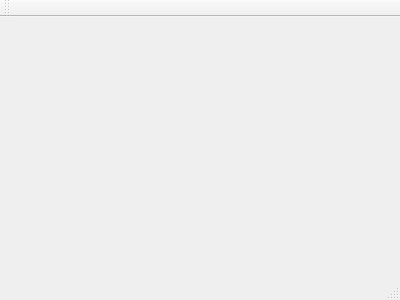
The window that KeyBackup/mainwindow.ui (trumpton/AccessibleApps) describes before a commit, drawn with Qt 5.
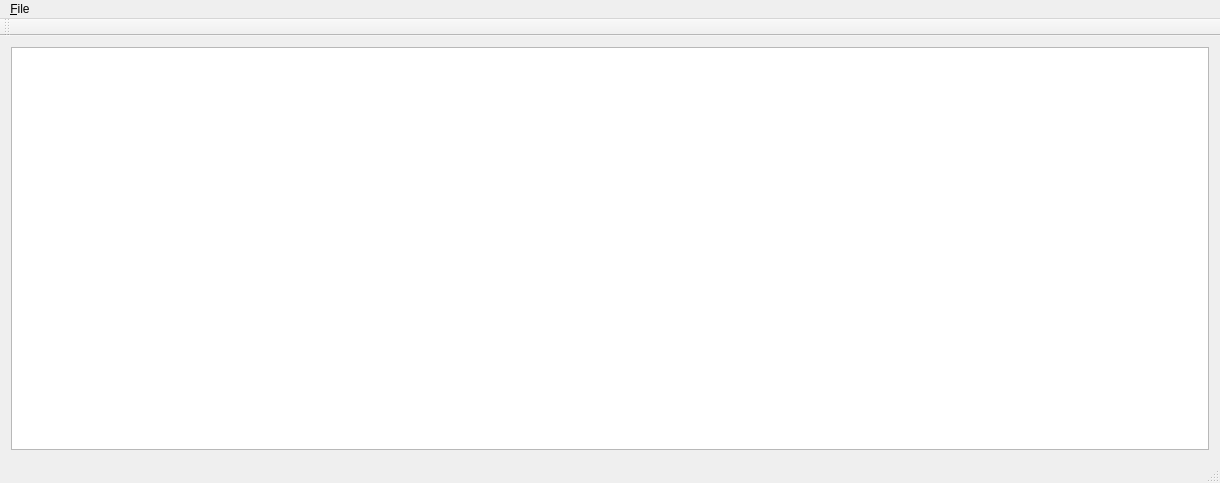
The same window after the commit.

```diff
--- a/KeyBackup/mainwindow.ui
+++ b/KeyBackup/mainwindow.ui
@@ -1,24 +1,91 @@
 <ui version="4.0">
  <class>MainWindow</class>
- <widget class="QMainWindow" name="MainWindow" >
-  <property name="geometry" >
+ <widget class="QMainWindow" name="MainWindow">
+  <property name="geometry">
    <rect>
     <x>0</x>
     <y>0</y>
-    <width>400</width>
-    <height>300</height>
+    <width>1220</width>
+    <height>483</height>
    </rect>
   </property>
   <property name="windowTitle" >
    <string>MainWindow</string>
   </property>
-  <widget class="QMenuBar" name="menuBar" />
-  <widget class="QToolBar" name="mainToolBar" />
-  <widget class="QWidget" name="centralWidget" />
-  <widget class="QStatusBar" name="statusBar" />
+  <widget class="QWidget" name="centralWidget">
+   <layout class="QHBoxLayout" name="horizontalLayout">
+    <item>
+     <widget class="QPlainTextEdit" name="report">
+      <property name="font">
+       <font>
+        <family>Noto Mono</family>
+        <pointsize>14</pointsize>
+       </font>
+      </property>
+      <property name="verticalScrollBarPolicy">
+       <enum>Qt::ScrollBarAsNeeded</enum>
+      </property>
+      <property name="horizontalScrollBarPolicy">
+       <enum>Qt::ScrollBarAsNeeded</enum>
+      </property>
+      <property name="lineWrapMode">
+       <enum>QPlainTextEdit::NoWrap</enum>
+      </property>
+      <property name="readOnly">
+       <bool>true</bool>
+      </property>
+      <property name="centerOnScroll">
+       <bool>true</bool>
+      </property>
+     </widget>
+    </item>
+   </layout>
+  </widget>
+  <widget class="QMenuBar" name="menuBar">
+   <property name="geometry">
+    <rect>
+     <x>0</x>
+     <y>0</y>
+     <width>1220</width>
+     <height>23</height>
+    </rect>
+   </property>
+   <widget class="QMenu" name="menu_File">
+    <property name="title">
+     <string>&amp;File</string>
+    </property>
+    <addaction name="action_Backup_Keys"/>
+    <addaction name="action_Restore_Keys"/>
+    <addaction name="actionE_xit"/>
+   </widget>
+   <addaction name="menu_File"/>
+  </widget>
+  <widget class="QToolBar" name="mainToolBar">
+   <attribute name="toolBarArea">
+    <enum>TopToolBarArea</enum>
+   </attribute>
+   <attribute name="toolBarBreak">
+    <bool>false</bool>
+   </attribute>
+  </widget>
+  <widget class="QStatusBar" name="statusBar"/>
+  <action name="action_Backup_Keys">
+   <property name="text">
+    <string>&amp;Backup Keys</string>
+   </property>
+  </action>
+  <action name="action_Restore_Keys">
+   <property name="text">
+    <string>&amp;Restore Keys</string>
+   </property>
+  </action>
+  <action name="actionE_xit">
+   <property name="text">
+    <string>E&amp;xit</string>
+   </property>
+  </action>
  </widget>
- <layoutDefault spacing="6" margin="11" />
- <pixmapfunction></pixmapfunction>
+ <layoutdefault spacing="6" margin="11"/>
  <resources/>
  <connections/>
 </ui>
```
Left out of the diff: 5 changed lines with no effect on the pictures.
